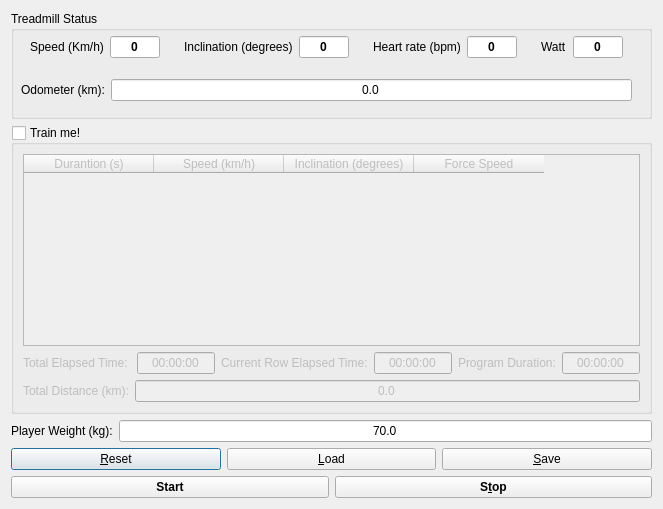
The window that src/mainwindow.ui (cagnulein/qdomyos-zwift) describes before a commit, drawn with Qt 5.
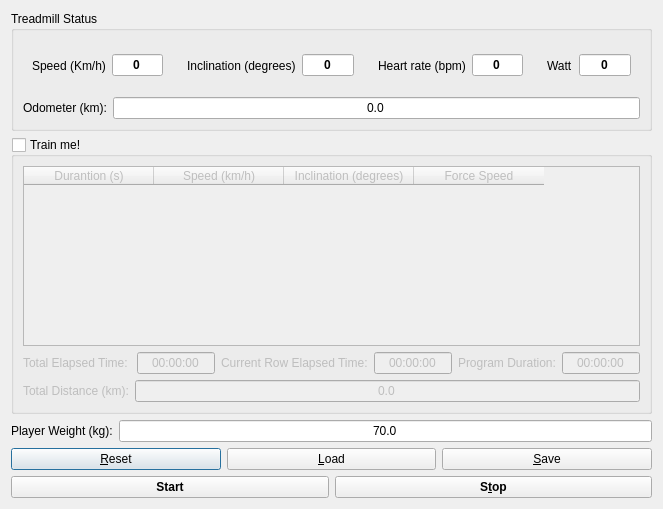
The same window after the commit.

Diff of the .ui file:
```diff
--- a/src/mainwindow.ui
+++ b/src/mainwindow.ui
@@ -17,7 +17,7 @@
    <item>
     <widget class="QGroupBox" name="groupBox">
      <property name="sizePolicy">
-      <sizepolicy hsizetype="Expanding" vsizetype="Expanding">
+      <sizepolicy hsizetype="Expanding" vsizetype="MinimumExpanding">
        <horstretch>0</horstretch>
        <verstretch>0</verstretch>
       </sizepolicy>
@@ -25,21 +25,14 @@
      <property name="minimumSize">
       <size>
        <width>0</width>
-       <height>0</height>
+       <height>120</height>
       </size>
      </property>
      <property name="title">
       <string>Treadmill Status</string>
      </property>
-     <widget class="QWidget" name="verticalLayoutWidget_2">
-      <property name="geometry">
-       <rect>
-        <x>10</x>
-        <y>10</y>
-        <width>611</width>
-        <height>80</height>
-       </rect>
-      </property>
+     <layout class="QVBoxLayout" name="verticalLayout_5">
+      <item>
       <layout class="QVBoxLayout" name="verticalLayout_4">
        <item>
         <layout class="QHBoxLayout" name="horizontalLayout_8">
@@ -234,13 +227,14 @@
         </layout>
        </item>
       </layout>
-     </widget>
+      </item>
+     </layout>
     </widget>
    </item>
    <item>
     <widget class="QGroupBox" name="groupBox_2">
      <property name="sizePolicy">
-      <sizepolicy hsizetype="Preferred" vsizetype="Preferred">
+      <sizepolicy hsizetype="Preferred" vsizetype="Expanding">
        <horstretch>0</horstretch>
        <verstretch>0</verstretch>
       </sizepolicy>
```
Lines whose indentation alone changed are shown as unchanged.
